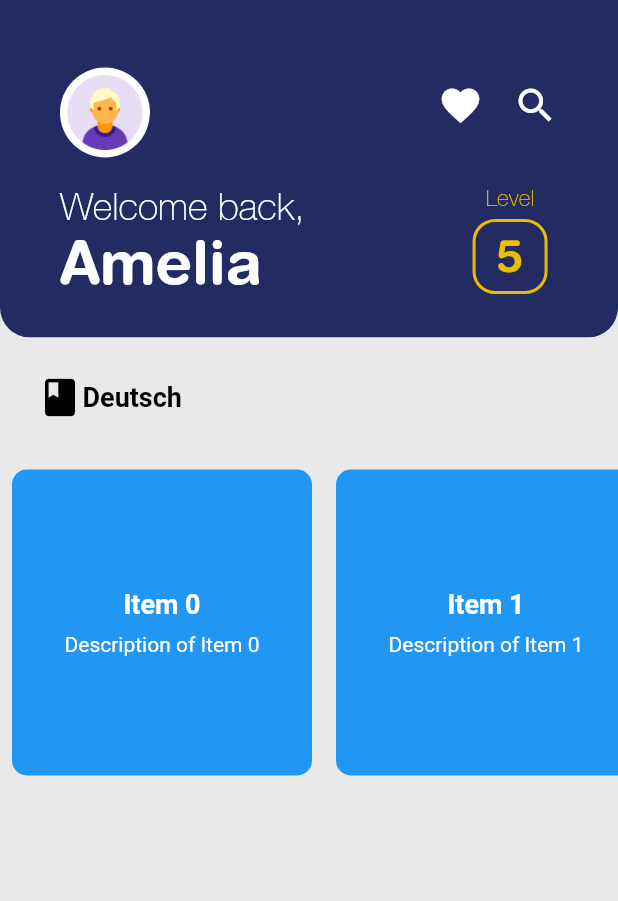
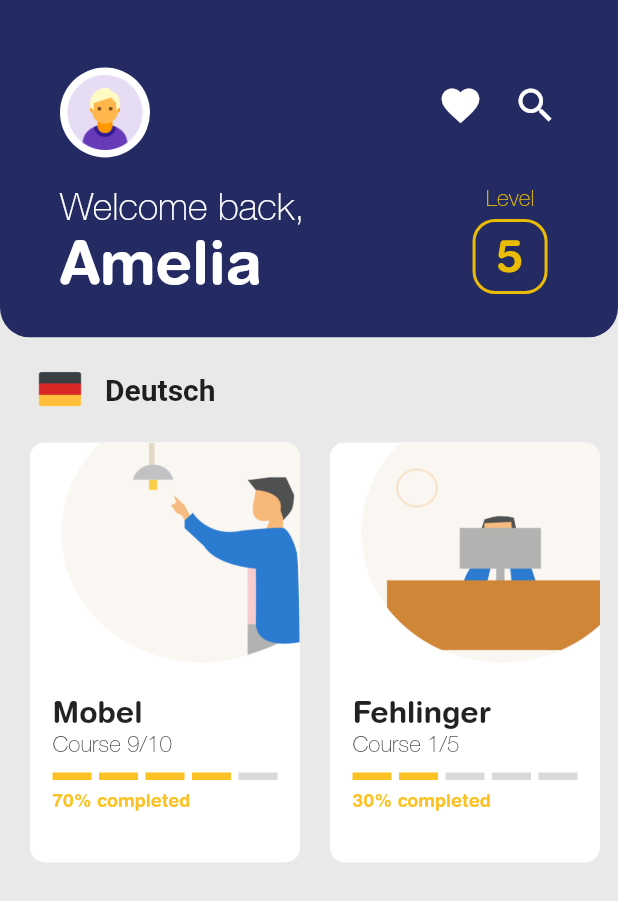
Before and after one commit to sayyyyed/language_app, a Flutter app: the screen it shows after launch, on a phone screen of 412 x 824 dp. Shown: the top 901 px of the screen. Run offline on Flutter 3.47's test engine with Material 2 defaults, Android fonts, the light colour scheme and no system bars.

Commit message:
add decoration to horizontal list view

```diff
--- /dev/null
+++ b/lib/dashboard/data/data.dart
@@ -0,0 +1,15 @@
+final data = [
+  {
+    'title': 'Mobel',
+    'description': 'Course 9/10',
+    'imageUrl': 'assets/img/model_1.png',
+    'progress': 0.7,
+  },
+  {
+    'title': 'Fehlinger',
+    'description': 'Course 1/5',
+    'imageUrl': 'assets/img/model_2.png',
+    'progress': 0.3,
+  },
+  // Add more data items as needed
+];
--- /dev/null
+++ b/lib/dashboard/data/progress_bar.dart
@@ -0,0 +1,74 @@
+// ignore_for_file: use_key_in_widget_constructors
+
+import 'package:flutter/material.dart';
+
+class DividedProgressBar extends StatelessWidget {
+  final double progress;
+
+
+  DividedProgressBar({
+    required this.progress,
+  });
+
+  @override
+  Widget build(BuildContext context) {
+    return CustomPaint(
+      size: Size(150, 5), // Set the size of the progress bar
+      painter: DividedProgressBarPainter(progress, 5),
+    );
+  }
+}
+
+class DividedProgressBarPainter extends CustomPainter {
+  final double progress;
+  final double gapWidth; // Width of the gap between segments
+
+  DividedProgressBarPainter(this.progress, this.gapWidth);
+
+  @override
+  void paint(Canvas canvas, Size size) {
+    final Paint filledPaint = Paint()
+      ..color = const Color.fromARGB(255, 216, 217, 218) // Color of the filled segments
+      ..style = PaintingStyle.fill;
+
+    final Paint emptyPaint = Paint()
+      ..color = Colors.grey // Color of the empty segments
+      ..style = PaintingStyle.fill;
+
+    final Paint yellowPaint = Paint()
+      ..color = Color.fromARGB(221, 251, 185, 3) // Color of the yellow segments
+      ..style = PaintingStyle.fill;
+
+    final double segmentWidth = (size.width - (gapWidth * 4)) / 5; // Calculate width of each segment
+
+    // Calculate the number of segments to color with yellow
+    int yellowSegments = (5 * progress.clamp(0.0, 1.0)).ceil();
+
+    // Draw filled and yellow segments
+    for (int i = 0; i < yellowSegments; i++) {
+      final double startX = i * (segmentWidth + gapWidth);
+      final double endX = startX + segmentWidth;
+      final Rect rect = Rect.fromPoints(
+        Offset(startX, 0),
+        Offset(endX, size.height),
+      );
+      canvas.drawRect(rect, yellowPaint);
+    }
+
+    // Draw empty segments
+    for (int i = yellowSegments; i < 5; i++) {
+      final double startX = i * (segmentWidth + gapWidth);
+      final double endX = startX + segmentWidth;
+      final Rect rect = Rect.fromPoints(
+        Offset(startX, 0),
+        Offset(endX, size.height),
+      );
+      canvas.drawRect(rect, filledPaint);
+    }
+  }
+
+  @override
+  bool shouldRepaint(covariant CustomPainter oldDelegate) {
+    return true;
+  }
+}
--- /dev/null
+++ b/lib/dashboard/list.dart
@@ -0,0 +1,88 @@
+import 'package:flutter/material.dart';
+import 'package:language_app/dashboard/data/progress_bar.dart';
+import 'package:language_app/style/text.dart';
+
+class HorizontalSliderListView extends StatelessWidget {
+  final List<Map<String, dynamic>> data;
+
+  HorizontalSliderListView({
+    required this.data,
+  });
+
+  @override
+  Widget build(BuildContext context) {
+    return SizedBox(
+      height: 280, // Set your desired fixed height
+      child: Container(
+        height: 280, // Set the same height for the container
+        child: ListView.builder(
+          scrollDirection: Axis.horizontal,
+          itemCount: data.length,
+          itemBuilder: (context, index) {
+            final item = data[index];
+
+            return Container(
+              margin: EdgeInsets.only(left: 20.0),
+              width: 180, // Width of each item
+              decoration: BoxDecoration(
+                color: Color.fromARGB(255, 255, 255, 255),
+                borderRadius: BorderRadius.circular(10.0),
+              ),
+              child: Column(
+                // mainAxisAlignment: MainAxisAlignment.center,
+                children: <Widget>[
+                  Container(
+                    margin: EdgeInsets.only(bottom: 20.0),
+                    height: 150,
+                    width: double.infinity,
+                    decoration: BoxDecoration(
+                      image: DecorationImage(
+                        image: AssetImage(item['imageUrl']),
+                        fit: BoxFit.fill,
+                      ),
+                      borderRadius: BorderRadius.all(
+                          Radius.circular(10.0)), // Rounded corners
+                    ),
+                  ),
+                  Column(
+                    mainAxisAlignment: MainAxisAlignment.center,
+                    crossAxisAlignment: CrossAxisAlignment.start,
+                    children: <Widget>[
+                      Container(
+                        // margin: EdgeInsets.only(left: 20.0),
+                        child: Text(
+                          //text align left
+
+                          item['title'],
+                          style:
+                              headingFirst(fontSize: 20, color: Colors.black87),
+                        ),
+                      ),
+                      Container(
+                        // margin: EdgeInsets.only(left: 20.0),
+                        child: Text(
+                          item['description'],
+                          style:
+                              headingSec(fontSize: 15, color: Colors.black87),
+                        ),
+                      ),
+                      SizedBox(height: 8.0),
+                      DividedProgressBar(
+                        progress: double.parse(item['progress'].toString()),
+                      ),
+                       SizedBox(height: 8.0),
+                      Text(
+                        '${(double.parse(item['progress'].toString()) * 100).toInt()}% completed',
+                        style: headingFirst(fontSize: 12, color: Color.fromARGB(221, 251, 185, 3))),
+
+                    ],
+                  ),
+                ],
+              ),
+            );
+          },
+        ),
+      ),
+    );
+  }
+}
--- a/lib/dashboard/main_dashboard.dart
+++ b/lib/dashboard/main_dashboard.dart
@@ -1,7 +1,10 @@
 // ignore_for_file: prefer_const_constructors, prefer_const_literals_to_create_immutables, use_key_in_widget_constructors
 
 import 'package:flutter/material.dart';
+import 'package:language_app/dashboard/data/data.dart';
 import 'package:language_app/dashboard/header_dashboard.dart';
+import 'package:language_app/dashboard/list.dart';
+
 class Dashboard extends StatelessWidget {
   const Dashboard({super.key});
 
@@ -17,32 +20,35 @@ class Dashboard extends StatelessWidget {
               profileHeader(context), // Your existing widget
               // MyNewWidget(), // Use the new widget here
               Container(
-                margin: EdgeInsets.only(top: 25, bottom: 25, left: 25),
+                margin: EdgeInsets.only(top: 15, bottom: 15, left: 20),
                 child: Row(
                   mainAxisAlignment: MainAxisAlignment.start,
                   children: <Widget>[
-                    Icon(
-                      Icons.book,
-                      color: Colors.black,
-                      size: 30.0,
+                    Image.asset(
+                      'assets/img/german_icon.png',
+                      width: 40.0,
+                      height: 40.0,
+                      // color: Colors.black,
+                    ),
+                    SizedBox(
+                      width: 10,
                     ),
                     Text(
                       'Deutsch',
                       style: TextStyle(
-                        color: Colors.black,
-                        fontSize: 18.0,
+                        color: Colors.black87,
+                        fontSize: 20.0,
                         fontWeight: FontWeight.bold,
                       ),
                     ),
                   ],
                 ),
-                ),
+              ),
 
-                 // Add space here
+              // Add space here
 
               SizedBox(
-                height: 220, // Set a fixed height
-                child: HorizontalSliderListView(),
+                child: HorizontalSliderListView(data: data),
               ),
             ],
           ),
@@ -51,73 +57,3 @@ class Dashboard extends StatelessWidget {
     );
   }
 }
-
-class HorizontalSliderListView extends StatelessWidget {
-  @override
-  Widget build(BuildContext context) {
-    return ListView.builder(
-      scrollDirection: Axis.horizontal,
-      itemCount: 10, // Number of items in the slider
-      itemBuilder: (context, index) {
-        return Padding(
-          padding: EdgeInsets.all(8.0),
-          child: Container(
-            width: 200, // Width of each item
-            decoration: BoxDecoration(
-              color: Colors.blue,
-              borderRadius: BorderRadius.circular(10.0),
-            ),
-            child: Column(
-              crossAxisAlignment: CrossAxisAlignment.center,
-              mainAxisAlignment: MainAxisAlignment.center,
-              children: <Widget>[
-                Text(
-                  'Item $index',
-                  style: TextStyle(
-                    color: Colors.white,
-                    fontSize: 18.0,
-                    fontWeight: FontWeight.bold,
-                  ),
-                ),
-                SizedBox(height: 8.0),
-                Text(
-                  'Description of Item $index',
-                  style: TextStyle(
-                    color: Colors.white,
-                    fontSize: 14.0,
-                  ),
-                ),
-              ],
-            ),
-          ),
-        );
-      },
-    );
-  }
-}
-// class ProductCarousel extends StatelessWidget {
-//   final List<Product> products;
-//   const ProductCarousel({
-//     super.key,
-//     required this.products,
-//   });
-
-//   @override
-//   Widget build(BuildContext context) {
-//     return SizedBox(
-//       height: 165,
-//       child: ListView.builder(
-//         shrinkWrap: true,
-//         padding: EdgeInsets.symmetric(horizontal: 20, vertical: 10),
-//         scrollDirection: Axis.horizontal,
-//         itemCount: products.length,
-//         itemBuilder: (BuildContext context, int index) {
-//           return Padding(
-//             padding: const EdgeInsets.only(right: 5.0),
-//             child: ProductCard(product: products[index]),
-//           );
-//         },
-//       ),
-//     );
-//   }
-// }
```
Also changed, not shown: assets/img/german_icon.png (added), assets/img/model_1.png (added), assets/img/model_2.png (added).
